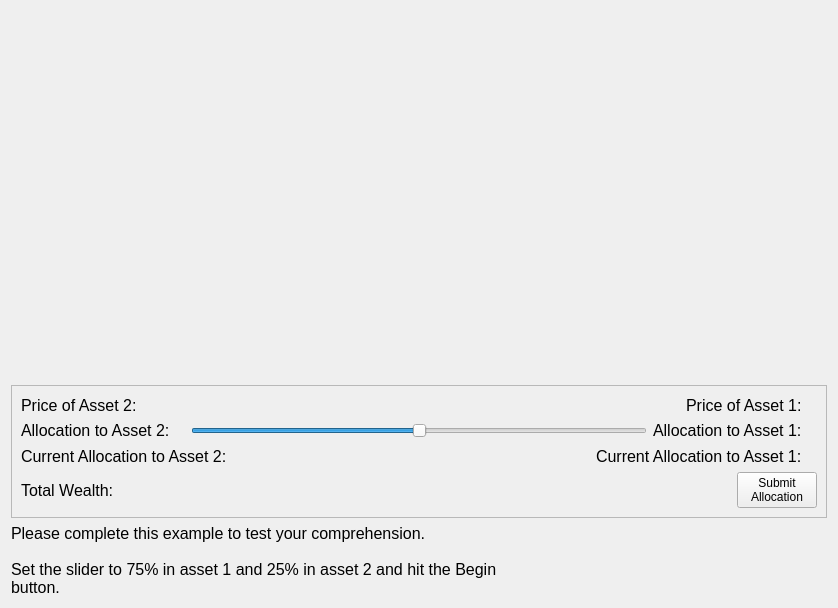
Before: the Qt Designer form MarketSimulation/instructionscreentest1.ui in dwattttt/marketsim, drawn with Qt 5.
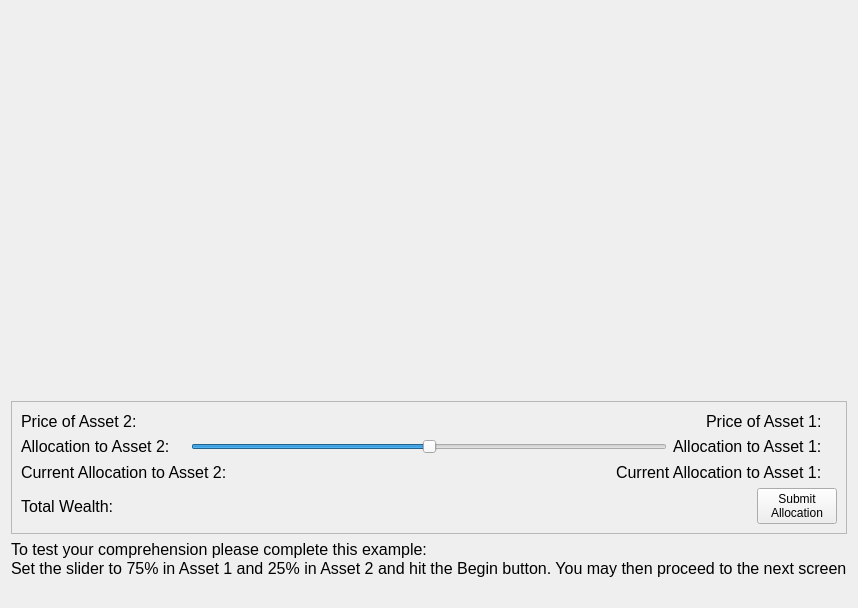
After: the same form once the commit is applied.

```diff
--- a/MarketSimulation/instructionscreentest1.ui
+++ b/MarketSimulation/instructionscreentest1.ui
@@ -310,10 +310,13 @@
       </font>
      </property>
      <property name="text">
-      <string>Please complete this example to test your comprehension.
-
-Set the slider to 75% in asset 1 and 25% in asset 2 and hit the Begin
-button.</string>
+      <string>&lt;!DOCTYPE HTML PUBLIC &quot;-//W3C//DTD HTML 4.0//EN&quot; &quot;http://www.w3.org/TR/REC-html40/strict.dtd&quot;&gt;
+&lt;html&gt;&lt;head&gt;&lt;meta name=&quot;qrichtext&quot; content=&quot;1&quot; /&gt;&lt;style type=&quot;text/css&quot;&gt;
+p, li { white-space: pre-wrap; }
+&lt;/style&gt;&lt;/head&gt;&lt;body style=&quot; font-family:'MS Shell Dlg 2'; font-size:12pt; font-weight:400; font-style:normal;&quot;&gt;
+&lt;p style=&quot; margin-top:0px; margin-bottom:0px; margin-left:0px; margin-right:0px; -qt-block-indent:0; text-indent:0px;&quot;&gt;To test your comprehension please complete this example:&lt;/p&gt;
+&lt;p style=&quot; margin-top:0px; margin-bottom:0px; margin-left:0px; margin-right:0px; -qt-block-indent:0; text-indent:0px;&quot;&gt;Set the slider to 75% in Asset 1 and 25% in Asset 2 and hit the Begin button. You may then proceed to the next screen&lt;/p&gt;
+&lt;p style=&quot;-qt-paragraph-type:empty; margin-top:0px; margin-bottom:0px; margin-left:0px; margin-right:0px; -qt-block-indent:0; text-indent:0px;&quot;&gt;&lt;/p&gt;&lt;/body&gt;&lt;/html&gt;</string>
      </property>
     </widget>
    </item>
```
